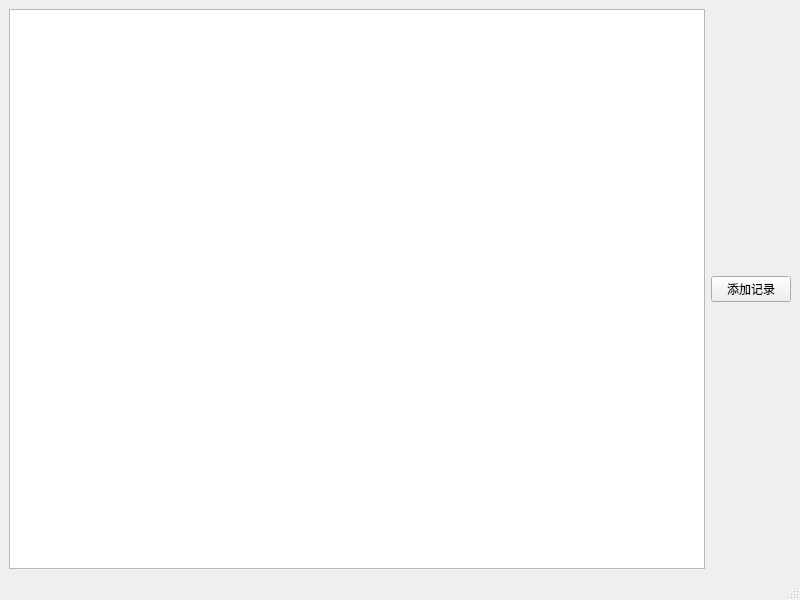
Above: mainwindow.ui from JackLovel/ToDoList before the change. Below: the same form after it.
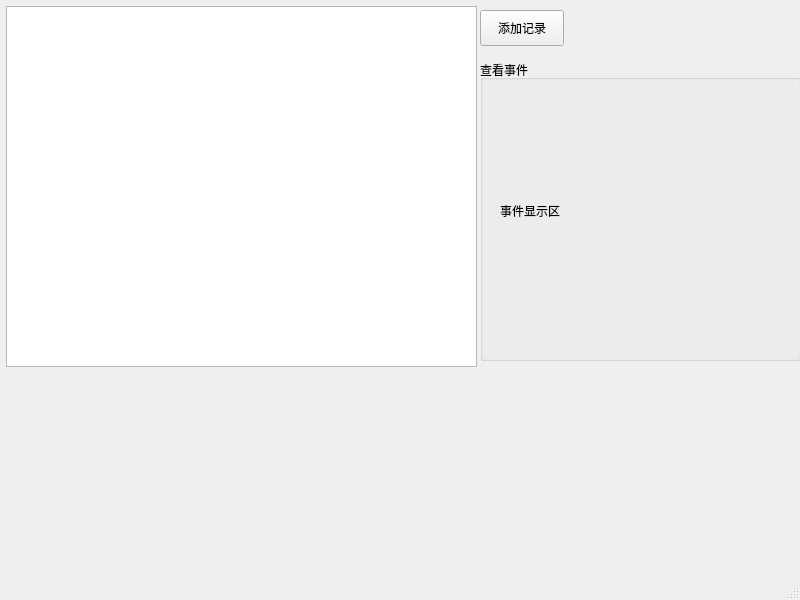
That is the form after the change.

```diff
--- a/mainwindow.ui
+++ b/mainwindow.ui
@@ -14,18 +14,55 @@
    <string>MainWindow</string>
   </property>
   <widget class="QWidget" name="centralwidget">
-   <layout class="QHBoxLayout" name="horizontalLayout">
-    <item>
-     <widget class="QTableWidget" name="tableWidget"/>
-    </item>
-    <item>
-     <widget class="QPushButton" name="pushButton">
-      <property name="text">
-       <string>添加记录</string>
-      </property>
-     </widget>
-    </item>
-   </layout>
+   <widget class="QTableWidget" name="tableWidget">
+    <property name="geometry">
+     <rect>
+      <x>6</x>
+      <y>6</y>
+      <width>471</width>
+      <height>361</height>
+     </rect>
+    </property>
+   </widget>
+   <widget class="QPushButton" name="pushButton">
+    <property name="geometry">
+     <rect>
+      <x>480</x>
+      <y>10</y>
+      <width>84</width>
+      <height>36</height>
+     </rect>
+    </property>
+    <property name="text">
+     <string>添加记录</string>
+    </property>
+   </widget>
+   <widget class="QGroupBox" name="groupBox">
+    <property name="geometry">
+     <rect>
+      <x>480</x>
+      <y>60</y>
+      <width>321</width>
+      <height>301</height>
+     </rect>
+    </property>
+    <property name="title">
+     <string>查看事件</string>
+    </property>
+    <widget class="QLabel" name="label">
+     <property name="geometry">
+      <rect>
+       <x>20</x>
+       <y>50</y>
+       <width>281</width>
+       <height>201</height>
+      </rect>
+     </property>
+     <property name="text">
+      <string>事件显示区</string>
+     </property>
+    </widget>
+   </widget>
   </widget>
   <widget class="QMenuBar" name="menubar">
    <property name="geometry">
```
